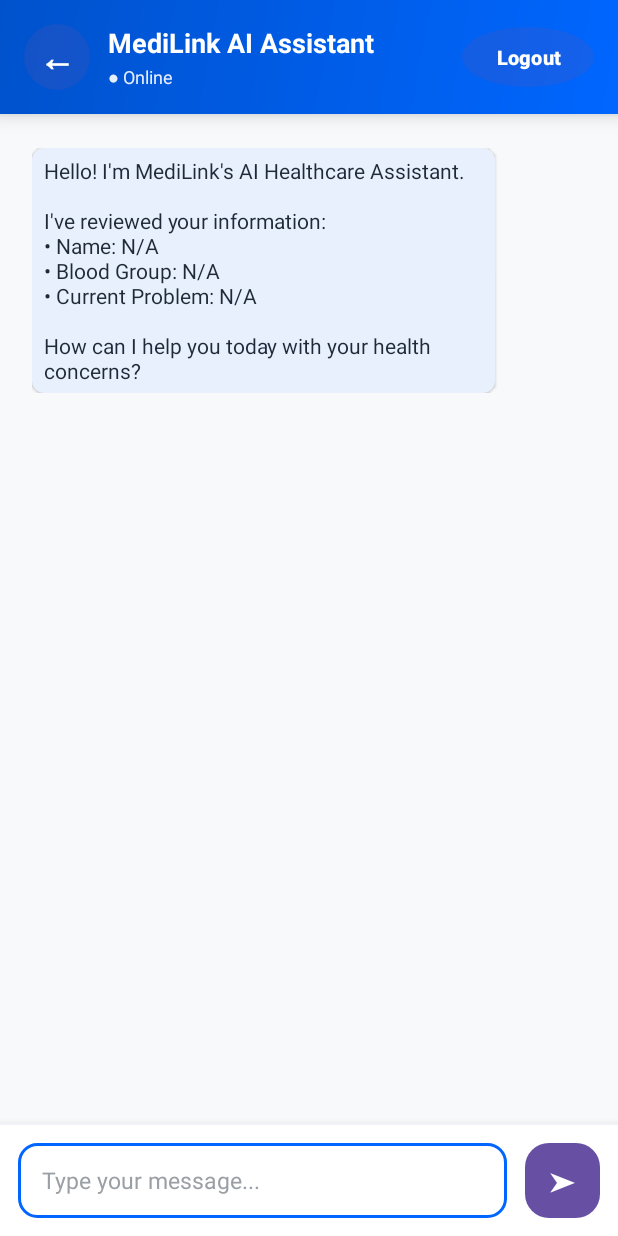
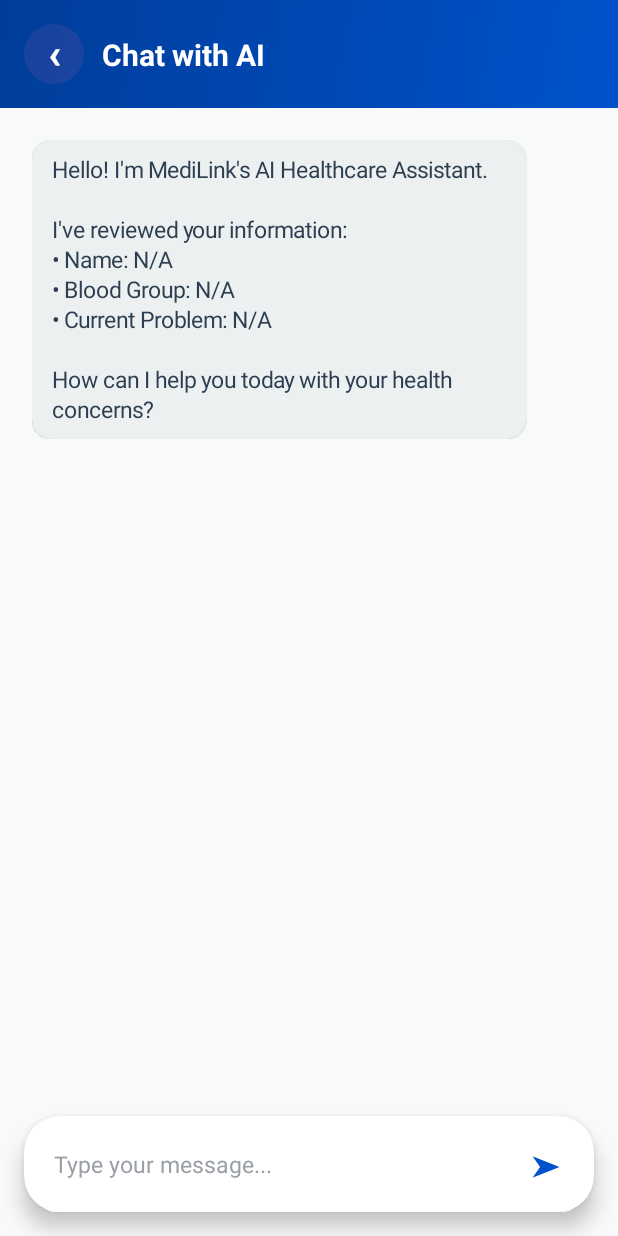
Before and after one commit to arnav-pawaskar/Medilink, an Android app: the Chatbot screen opened directly, with no data from a screen before it, on a phone screen of 412 x 824 dp. Run offline under Robolectric (Android 15) with nearby library versions, the phone set to English and light mode, and no system bars.

Commit message:
Update UI components for Admin and Chatbot activities; implement swipe-to-delete for cancelled appointments.

```diff
--- a/app/src/main/java/com/example/appointementapp/Appointment.java
+++ b/app/src/main/java/com/example/appointementapp/Appointment.java
@@ -2,8 +2,6 @@ package com.example.appointementapp;
 
 /**
  * Appointment Model Class
- * Represents an appointment with all patient and appointment details
- * Used for data serialization/deserialization with Firebase Realtime Database
  */
 public class Appointment {
     private String appointmentId;
@@ -25,9 +23,6 @@ public class Appointment {
     public Appointment() {
     }
 
-    /**
-     * Constructor with all parameters
-     */
     public Appointment(String appointmentId, String userName, String userEmail,
                        String phoneNumber, String bloodGroup, String pastProblems,
                        String familyMedicalHistory, String problemDescription,
--- a/app/src/main/java/com/example/appointementapp/Chatbot.java
+++ b/app/src/main/java/com/example/appointementapp/Chatbot.java
@@ -41,7 +41,7 @@ public class Chatbot extends AppCompatActivity {
     private ScrollView svMessages;
     private LinearLayout llMessages;
     private EditText etMessage;
-    private Button btnSend, btnBack, btnLogout;
+    private Button btnSend, btnBack;
     private ProgressBar progressBar;
     private TextView tvChatTitle;
 
@@ -111,7 +111,6 @@ public class Chatbot extends AppCompatActivity {
         etMessage = findViewById(R.id.etMessage);
         btnSend = findViewById(R.id.btnSend);
         btnBack = findViewById(R.id.btnBack);
-        btnLogout = findViewById(R.id.btnLogout);
         progressBar = findViewById(R.id.progressBar);
         tvChatTitle = findViewById(R.id.tvChatTitle);
     }
@@ -130,8 +129,10 @@ public class Chatbot extends AppCompatActivity {
         problemDescription = intent.getStringExtra("problemDescription");
 
         // Set title with patient name
-        if (patientName != null) {
+        if (patientName != null && !patientName.isEmpty()) {
             tvChatTitle.setText("Chat with AI - " + patientName);
+        } else {
+            tvChatTitle.setText("Chat with AI");
         }
     }
 
@@ -141,7 +142,6 @@ public class Chatbot extends AppCompatActivity {
     private void setupClickListeners() {
         btnSend.setOnClickListener(v -> sendMessage());
         btnBack.setOnClickListener(v -> finish());
-        btnLogout.setOnClickListener(v -> logout());
     }
 
     /**
@@ -347,45 +347,50 @@ public class Chatbot extends AppCompatActivity {
                 LinearLayout.LayoutParams.MATCH_PARENT,
                 LinearLayout.LayoutParams.WRAP_CONTENT
         );
-        containerParams.setMargins(0, 6, 0, 6);
+        // More generous vertical spacing between messages
+        containerParams.setMargins(0, 8, 0, 8);
         messageContainer.setLayoutParams(containerParams);
         messageContainer.setGravity(isFromUser ? Gravity.END : Gravity.START);
-        messageContainer.setPadding(8, 4, 8, 4);
+        // Horizontal padding for better spacing from screen edges
+        messageContainer.setPadding(isFromUser ? 48 : 8, 0, isFromUser ? 8 : 48, 0);
 
         // Create the message bubble
         androidx.cardview.widget.CardView cardView = new androidx.cardview.widget.CardView(this);
-        cardView.setRadius(12);
-        cardView.setCardElevation(2);
+        // More rounded corners for modern look
+        cardView.setRadius(20);
+        // Subtle elevation
+        cardView.setCardElevation(1);
 
-        // Calculate max width (75% of screen width)
-        int maxWidth = (int) (getResources().getDisplayMetrics().widthPixels * 0.75);
+        // Calculate max width (80% of screen width for better readability)
+        int maxWidth = (int) (getResources().getDisplayMetrics().widthPixels * 0.80);
 
         LinearLayout.LayoutParams cardParams = new LinearLayout.LayoutParams(
                 LinearLayout.LayoutParams.WRAP_CONTENT,
                 LinearLayout.LayoutParams.WRAP_CONTENT
         );
-        cardParams.weight = 0;
         cardView.setLayoutParams(cardParams);
 
-        // Set background color based on sender
+        // Set background color based on sender - matching modern chat apps
         if (isFromUser) {
-            cardView.setCardBackgroundColor(0xFF1E3A8A); // Dark blue for user
+            cardView.setCardBackgroundColor(getResources().getColor(R.color.chat_user_bubble, null));
         } else {
-            cardView.setCardBackgroundColor(0xFFE8F0FE); // Light blue for bot
+            cardView.setCardBackgroundColor(getResources().getColor(R.color.chat_bot_bubble, null));
         }
 
         // Create text view for message
         TextView messageView = new TextView(this);
         messageView.setText(message);
-        messageView.setTextSize(14);
-        messageView.setLineSpacing(1.2f, 1.0f);
-        messageView.setPadding(12, 8, 12, 8);
+        messageView.setTextSize(15);
+        messageView.setLineSpacing(4f, 1.0f);
+        // More generous padding inside message bubble
+        messageView.setPadding(20, 14, 20, 14);
         messageView.setMaxWidth(maxWidth);
 
+        // Set text color based on sender
         if (isFromUser) {
-            messageView.setTextColor(0xFFFFFFFF); // White text for user
+            messageView.setTextColor(getResources().getColor(R.color.chat_user_text, null));
         } else {
-            messageView.setTextColor(0xFF1F2937); // Dark gray text for bot
+            messageView.setTextColor(getResources().getColor(R.color.chat_bot_text, null));
         }
 
         cardView.addView(messageView);
--- /dev/null
+++ b/app/src/main/res/drawable/button_circle_back.xml
@@ -0,0 +1,11 @@
+<?xml version="1.0" encoding="utf-8"?>
+<shape xmlns:android="http://schemas.android.com/apk/res/android"
+    android:shape="oval">
+
+    <solid android:color="#40FFFFFF" />
+
+    <size
+        android:width="40dp"
+        android:height="40dp" />
+
+</shape>
--- a/app/src/main/res/drawable/rounded_button.xml
+++ b/app/src/main/res/drawable/rounded_button.xml
@@ -29,10 +29,7 @@
     <!-- Default state -->
     <item>
         <shape android:shape="rectangle">
-            <gradient
-                android:startColor="@color/primary"
-                android:endColor="@color/primary_dark"
-                android:angle="135" />
+            <solid android:color="@color/primary" />
             <corners android:radius="16dp" />
             <padding
                 android:left="16dp"
--- a/app/src/main/res/layout/activity_admin.xml
+++ b/app/src/main/res/layout/activity_admin.xml
@@ -35,11 +35,13 @@
         android:layout_width="48dp"
         android:layout_height="48dp"
         android:text="⟳"
-        android:textSize="20sp"
+        android:textSize="24sp"
         android:textColor="@color/white"
-        android:background="@drawable/button_outlined"
+        android:background="@drawable/button_refresh"
         android:layout_marginEnd="24dp"
         android:layout_marginTop="40dp"
+        android:gravity="center"
+        android:padding="0dp"
         app:layout_constraintTop_toTopOf="parent"
         app:layout_constraintEnd_toEndOf="parent" />
 
--- a/app/src/main/res/layout/activity_chatbot.xml
+++ b/app/src/main/res/layout/activity_chatbot.xml
@@ -1,101 +1,94 @@
 <?xml version="1.0" encoding="utf-8"?>
-<LinearLayout xmlns:android="http://schemas.android.com/apk/res/android"
+<androidx.coordinatorlayout.widget.CoordinatorLayout xmlns:android="http://schemas.android.com/apk/res/android"
     xmlns:app="http://schemas.android.com/apk/res-auto"
+    android:id="@+id/main"
     android:layout_width="match_parent"
     android:layout_height="match_parent"
-    android:orientation="vertical"
     android:background="@color/background">
 
-    <!-- Modern Header -->
+    <!-- App Bar -->
+    <com.google.android.material.appbar.AppBarLayout
+        android:id="@+id/appBarLayout"
+        android:layout_width="match_parent"
+        android:layout_height="wrap_content"
+        app:elevation="4dp">
+
         <androidx.constraintlayout.widget.ConstraintLayout
             android:layout_width="match_parent"
             android:layout_height="wrap_content"
             android:background="@drawable/header_gradient"
             android:padding="16dp"
-        android:elevation="8dp">
+            android:minHeight="?attr/actionBarSize">
 
-        <!-- Back/Close Button -->
+            <!-- Back Button -->
             <Button
                 android:id="@+id/btnBack"
-            android:layout_width="44dp"
-            android:layout_height="44dp"
-            android:text="←"
-            android:textSize="24sp"
+                android:layout_width="40dp"
+                android:layout_height="40dp"
+                android:text="‹"
+                android:textSize="28sp"
                 android:textStyle="bold"
                 android:textColor="@color/white"
-            android:background="@drawable/button_back"
+                android:background="@drawable/button_circle_back"
                 android:padding="0dp"
+                android:gravity="center"
+                android:includeFontPadding="false"
+                android:layout_margin="0dp"
+                android:insetTop="0dp"
+                android:insetBottom="0dp"
                 android:stateListAnimator="@null"
                 app:layout_constraintTop_toTopOf="parent"
                 app:layout_constraintBottom_toBottomOf="parent"
                 app:layout_constraintStart_toStartOf="parent" />
 
-        <!-- Chat Title Section -->
-        <LinearLayout
+            <!-- Title -->
+            <TextView
+                android:id="@+id/tvChatTitle"
                 android:layout_width="0dp"
                 android:layout_height="wrap_content"
-            android:orientation="vertical"
+                android:text="Chat with AI"
+                android:textColor="@color/white"
+                android:textSize="20sp"
+                android:textStyle="bold"
                 android:layout_marginStart="12dp"
                 android:layout_marginEnd="12dp"
                 app:layout_constraintTop_toTopOf="parent"
                 app:layout_constraintBottom_toBottomOf="parent"
                 app:layout_constraintStart_toEndOf="@id/btnBack"
-            app:layout_constraintEnd_toStartOf="@id/btnLogout">
-
-            <TextView
-                android:id="@+id/tvChatTitle"
-                android:layout_width="wrap_content"
-                android:layout_height="wrap_content"
-                android:text="MediLink AI Assistant"
-                android:textColor="@color/white"
-                android:textSize="18sp"
-                android:textStyle="bold" />
-
-            <TextView
-                android:layout_width="wrap_content"
-                android:layout_height="wrap_content"
-                android:text="● Online"
-                android:textSize="12sp"
-                android:textColor="@color/white"
-                android:alpha="0.9"
-                android:layout_marginTop="2dp" />
-
-        </LinearLayout>
-
-        <!-- Logout Button -->
-        <Button
-            android:id="@+id/btnLogout"
-            android:layout_width="wrap_content"
-            android:layout_height="40dp"
-            android:text="Logout"
-            android:textSize="13sp"
-            android:textStyle="bold"
-            android:textColor="@color/white"
-            android:background="@drawable/button_back"
-            android:paddingStart="16dp"
-            android:paddingEnd="16dp"
-            android:stateListAnimator="@null"
-            app:layout_constraintTop_toTopOf="parent"
-            app:layout_constraintBottom_toBottomOf="parent"
                 app:layout_constraintEnd_toEndOf="parent" />
 
         </androidx.constraintlayout.widget.ConstraintLayout>
 
-    <!-- Messages Area with Subtle Background -->
-    <FrameLayout
+    </com.google.android.material.appbar.AppBarLayout>
+
+    <!-- Main Content -->
+    <LinearLayout
+        android:layout_width="match_parent"
+        android:layout_height="match_parent"
+        android:orientation="vertical"
+        app:layout_behavior="@string/appbar_scrolling_view_behavior">
+
+        <!-- RecyclerView for Messages (hidden for now, using ScrollView instead) -->
+        <androidx.recyclerview.widget.RecyclerView
+            android:id="@+id/chatRecyclerView"
             android:layout_width="match_parent"
             android:layout_height="0dp"
             android:layout_weight="1"
-        android:background="@color/background">
+            android:padding="8dp"
+            android:clipToPadding="false"
+            android:scrollbars="vertical"
+            android:visibility="gone" />
 
-        <!-- ScrollView for Messages -->
+        <!-- Keep the old ScrollView and LinearLayout as fallback -->
         <ScrollView
             android:id="@+id/svMessages"
             android:layout_width="match_parent"
-            android:layout_height="match_parent"
+            android:layout_height="0dp"
+            android:layout_weight="1"
             android:padding="16dp"
             android:scrollbars="none"
-            android:fillViewport="true">
+            android:fillViewport="true"
+            android:visibility="visible">
 
             <LinearLayout
                 android:id="@+id/llMessages"
@@ -106,67 +99,66 @@
 
         </ScrollView>
 
-        <!-- Loading Indicator -->
-        <ProgressBar
+        <!-- Progress Bar -->
+        <com.google.android.material.progressindicator.LinearProgressIndicator
             android:id="@+id/progressBar"
-            android:layout_width="36dp"
-            android:layout_height="36dp"
-            android:layout_gravity="center"
-            android:visibility="gone"
-            android:indeterminateTint="@color/primary" />
-
-    </FrameLayout>
-
-    <!-- Input Section -->
-    <LinearLayout
             android:layout_width="match_parent"
             android:layout_height="wrap_content"
-        android:orientation="vertical"
-        android:background="@color/white"
-        android:elevation="8dp">
+            android:visibility="gone"
+            android:indeterminate="true"
+            app:indicatorColor="@color/primary" />
 
-        <!-- Divider -->
-        <View
+        <!-- Input Card -->
+        <com.google.android.material.card.MaterialCardView
             android:layout_width="match_parent"
-            android:layout_height="1dp"
-            android:background="@color/divider" />
+            android:layout_height="wrap_content"
+            android:layout_margin="16dp"
+            app:cardCornerRadius="24dp"
+            app:cardElevation="8dp"
+            app:strokeWidth="0dp"
+            app:cardBackgroundColor="@color/white">
 
-        <!-- Input Row -->
             <LinearLayout
                 android:layout_width="match_parent"
                 android:layout_height="wrap_content"
                 android:orientation="horizontal"
-            android:padding="12dp"
+                android:padding="8dp"
                 android:gravity="center_vertical">
 
                 <!-- Message Input -->
                 <EditText
                     android:id="@+id/etMessage"
                     android:layout_width="0dp"
-                android:layout_height="50dp"
+                    android:layout_height="wrap_content"
                     android:layout_weight="1"
                     android:hint="Type your message..."
+                    android:minHeight="48dp"
+                    android:padding="12dp"
+                    android:background="@android:color/transparent"
+                    android:maxLines="4"
+                    android:scrollbars="vertical"
                     android:inputType="textMultiLine|textCapSentences"
-                android:maxLines="4"
-                android:background="@drawable/rounded_edittext"
                     android:textSize="15sp"
                     android:textColor="@color/text_primary"
-                android:textColorHint="@color/text_tertiary"
-                android:layout_marginEnd="12dp" />
+                    android:textColorHint="@color/text_tertiary" />
 
                 <!-- Send Button -->
                 <Button
                     android:id="@+id/btnSend"
-                android:layout_width="50dp"
-                android:layout_height="50dp"
+                    android:layout_width="48dp"
+                    android:layout_height="48dp"
                     android:text="➤"
-                android:textSize="18sp"
-                android:textColor="@color/white"
-                android:background="@drawable/rounded_button"
-                android:padding="0dp" />
+                    android:textSize="20sp"
+                    android:textColor="@color/primary"
+                    android:layout_marginStart="8dp"
+                    android:background="?attr/selectableItemBackgroundBorderless"
+                    android:padding="0dp"
+                    android:stateListAnimator="@null" />
 
             </LinearLayout>
 
+        </com.google.android.material.card.MaterialCardView>
+
     </LinearLayout>
 
-</LinearLayout>
+</androidx.coordinatorlayout.widget.CoordinatorLayout>
--- a/app/src/main/res/values/colors.xml
+++ b/app/src/main/res/values/colors.xml
@@ -4,10 +4,10 @@
     <color name="white">#FFFFFFFF</color>
 
     <!-- MediLink Modern Color Scheme -->
-    <!-- Primary Colors - Medical Blue -->
-    <color name="primary">#0066FF</color>
-    <color name="primary_dark">#0052CC</color>
-    <color name="primary_light">#4D94FF</color>
+    <!-- Primary Colors - Medical Blue (Darker and more vibrant for actual devices) -->
+    <color name="primary">#0052CC</color>
+    <color name="primary_dark">#003D99</color>
+    <color name="primary_light">#3385FF</color>
     <color name="primary_ultra_light">#E6F0FF</color>
 
     <!-- Secondary Colors - Mint Green -->
@@ -16,7 +16,7 @@
     <color name="secondary_light">#66E8C8</color>
 
     <!-- Accent Colors -->
-    <color name="accent_purple">#8B5CF6</color>
+    <color name="accent_purple">#6B21A8</color>
     <color name="accent_orange">#FF9500</color>
 
     <!-- Background Colors -->
@@ -49,9 +49,15 @@
     <color name="shadow_light">#1A000000</color>
     <color name="shadow_medium">#33000000</color>
 
+    <!-- Chatbot Colors -->
+    <color name="chat_user_bubble">#1E3A8A</color>
+    <color name="chat_bot_bubble">#ECF0F1</color>
+    <color name="chat_user_text">#FFFFFF</color>
+    <color name="chat_bot_text">#2C3E50</color>
+
     <!-- Legacy Support (for backward compatibility) -->
-    <color name="primary_blue">#0066FF</color>
-    <color name="primary_blue_light">#4D94FF</color>
+    <color name="primary_blue">#0052CC</color>
+    <color name="primary_blue_light">#3385FF</color>
     <color name="background_light">#F8F9FA</color>
     <color name="background_gray">#F5F7FA</color>
     <color name="border_gray">#E4E7EB</color>
```
Also changed, not shown: app/src/main/java/com/example/appointementapp/Admin.java (+127 -9 lines), app/src/main/java/com/example/appointementapp/AppointmentAdapter.java (+22 -1 lines), app/src/main/res/drawable/button_refresh.xml (added, +9 -0 lines), app/src/main/res/drawable/ic_send.xml (added, +10 -0 lines), app/src/main/res/layout/activity_book_appointment.xml (+5 -4 lines), app/src/main/res/layout/item_appointment.xml (+40 -3 lines), 1 other file. Lines whose indentation alone changed are shown as unchanged.
